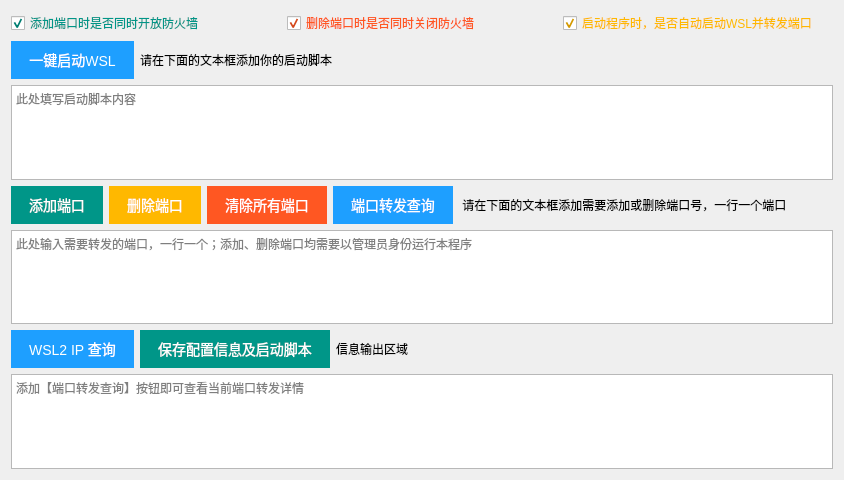
Qt form src/lib/wsl2.ui (itxq/wslm-gui) before a commit.
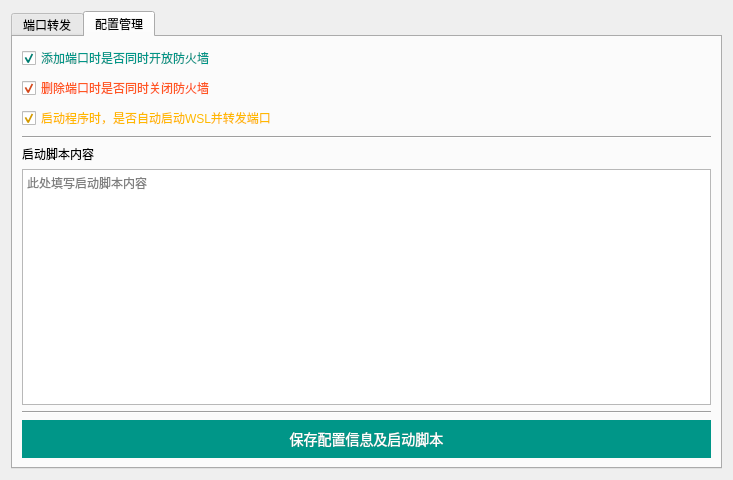
The same form after that commit. The open tabs and pages were chosen to show the change.

Commit message: UI调整

The edit to the form file:
```diff
--- a/src/lib/wsl2.ui
+++ b/src/lib/wsl2.ui
@@ -9,77 +9,47 @@
    <rect>
     <x>0</x>
     <y>0</y>
-    <width>844</width>
+    <width>733</width>
     <height>480</height>
    </rect>
   </property>
+  <property name="minimumSize">
+   <size>
+    <width>733</width>
+    <height>480</height>
+   </size>
+  </property>
   <property name="windowTitle">
    <string>WSL2端口自动转发器</string>
   </property>
-  <layout class="QHBoxLayout" name="horizontalLayout_5">
+  <property name="autoFillBackground">
+   <bool>true</bool>
+  </property>
+  <property name="styleSheet">
+   <string notr="true"/>
+  </property>
+  <layout class="QHBoxLayout" name="horizontalLayout_3">
+   <item>
+    <widget class="QTabWidget" name="tabWidget">
+     <property name="autoFillBackground">
+      <bool>true</bool>
+     </property>
+     <property name="styleSheet">
+      <string notr="true"/>
+     </property>
+     <property name="currentIndex">
+      <number>0</number>
+     </property>
+     <widget class="QWidget" name="tab">
+      <property name="styleSheet">
+       <string notr="true"/>
+      </property>
+      <attribute name="title">
+       <string>端口转发</string>
+      </attribute>
+      <layout class="QVBoxLayout" name="verticalLayout_3">
    <item>
     <layout class="QVBoxLayout" name="verticalLayout">
-     <item>
-      <layout class="QHBoxLayout" name="horizontalLayout">
-       <item>
-        <widget class="QCheckBox" name="fire_wall_open">
-         <property name="cursor">
-          <cursorShape>PointingHandCursor</cursorShape>
-         </property>
-         <property name="styleSheet">
-          <string notr="true">color: #009688;
-font: 75 12pt &quot;Agency FB&quot;;</string>
-         </property>
-         <property name="text">
-          <string>添加端口时是否同时开放防火墙</string>
-         </property>
-         <property name="checked">
-          <bool>true</bool>
-         </property>
-        </widget>
-       </item>
-       <item>
-        <widget class="QCheckBox" name="fire_wall_close">
-         <property name="cursor">
-          <cursorShape>PointingHandCursor</cursorShape>
-         </property>
-         <property name="styleSheet">
-          <string notr="true">color: #FF5722;
-font: 75 12pt &quot;Agency FB&quot;;</string>
-         </property>
-         <property name="text">
-          <string>删除端口时是否同时关闭防火墙</string>
-         </property>
-         <property name="checked">
-          <bool>true</bool>
-         </property>
-         <property name="tristate">
-          <bool>false</bool>
-         </property>
-        </widget>
-       </item>
-       <item>
-        <widget class="QCheckBox" name="auto_start_wsl">
-         <property name="cursor">
-          <cursorShape>PointingHandCursor</cursorShape>
-         </property>
-         <property name="styleSheet">
-          <string notr="true">color: #FFB800;
-font: 75 12pt &quot;Agency FB&quot;;</string>
-         </property>
-         <property name="text">
-          <string>启动程序时，是否自动启动WSL并转发端口</string>
-         </property>
-         <property name="checked">
-          <bool>true</bool>
-         </property>
-         <property name="tristate">
-          <bool>false</bool>
-         </property>
-        </widget>
-       </item>
-      </layout>
-     </item>
      <item>
       <layout class="QHBoxLayout" name="horizontalLayout_2">
        <item>
@@ -120,36 +90,6 @@
         </widget>
        </item>
        <item>
-        <widget class="QLabel" name="label">
-         <property name="sizePolicy">
-          <sizepolicy hsizetype="Preferred" vsizetype="Preferred">
-           <horstretch>0</horstretch>
-           <verstretch>0</verstretch>
-          </sizepolicy>
-         </property>
-         <property name="text">
-          <string>请在下面的文本框添加你的启动脚本</string>
-         </property>
-        </widget>
-       </item>
-      </layout>
-     </item>
-     <item>
-      <widget class="QPlainTextEdit" name="bat_text">
-       <property name="sizePolicy">
-        <sizepolicy hsizetype="Preferred" vsizetype="Preferred">
-         <horstretch>0</horstretch>
-         <verstretch>0</verstretch>
-        </sizepolicy>
-       </property>
-       <property name="placeholderText">
-        <string>此处填写启动脚本内容</string>
-       </property>
-      </widget>
-     </item>
-     <item>
-      <layout class="QHBoxLayout" name="horizontalLayout_3">
-       <item>
         <widget class="QPushButton" name="port_add">
          <property name="sizePolicy">
           <sizepolicy hsizetype="Fixed" vsizetype="Fixed">
@@ -270,36 +210,6 @@
         </widget>
        </item>
        <item>
-        <widget class="QLabel" name="label_2">
-         <property name="sizePolicy">
-          <sizepolicy hsizetype="Preferred" vsizetype="Preferred">
-           <horstretch>0</horstretch>
-           <verstretch>0</verstretch>
-          </sizepolicy>
-         </property>
-         <property name="text">
-          <string> 请在下面的文本框添加需要添加或删除端口号，一行一个端口</string>
-         </property>
-        </widget>
-       </item>
-      </layout>
-     </item>
-     <item>
-      <widget class="QPlainTextEdit" name="port_text">
-       <property name="sizePolicy">
-        <sizepolicy hsizetype="Preferred" vsizetype="Preferred">
-         <horstretch>0</horstretch>
-         <verstretch>0</verstretch>
-        </sizepolicy>
-       </property>
-       <property name="placeholderText">
-        <string>此处输入需要转发的端口，一行一个；添加、删除端口均需要以管理员身份运行本程序</string>
-       </property>
-      </widget>
-     </item>
-     <item>
-      <layout class="QHBoxLayout" name="horizontalLayout_4">
-       <item>
         <widget class="QPushButton" name="get_wsl2_ip">
          <property name="sizePolicy">
           <sizepolicy hsizetype="Fixed" vsizetype="Fixed">
@@ -335,57 +245,21 @@
          </property>
         </widget>
        </item>
-       <item>
-        <widget class="QPushButton" name="save_settings">
-         <property name="sizePolicy">
-          <sizepolicy hsizetype="Fixed" vsizetype="Fixed">
-           <horstretch>0</horstretch>
-           <verstretch>0</verstretch>
-          </sizepolicy>
-         </property>
-         <property name="cursor">
-          <cursorShape>PointingHandCursor</cursorShape>
-         </property>
-         <property name="styleSheet">
-          <string notr="true">height: 38px;
-line-height: 38px;
-padding: 0 18px;
-background-color: #009688;
-color: #fff;
-white-space: nowrap;
-text-align: center;
-font-size: 14px;
-border: none;
-border-radius: 2px;
-cursor: pointer;
-border-radius: 100px;</string>
-         </property>
-         <property name="text">
-          <string>保存配置信息及启动脚本</string>
-         </property>
-         <property name="default">
-          <bool>false</bool>
-         </property>
-         <property name="flat">
-          <bool>false</bool>
-         </property>
-        </widget>
-       </item>
-       <item>
-        <widget class="QLabel" name="label_3">
-         <property name="sizePolicy">
-          <sizepolicy hsizetype="Preferred" vsizetype="Preferred">
-           <horstretch>0</horstretch>
-           <verstretch>0</verstretch>
-          </sizepolicy>
-         </property>
-         <property name="text">
-          <string>信息输出区域</string>
-         </property>
-        </widget>
-       </item>
-      </layout>
-     </item>
+          </layout>
+         </item>
+         <item>
+          <widget class="QPlainTextEdit" name="port_text">
+           <property name="sizePolicy">
+            <sizepolicy hsizetype="Preferred" vsizetype="Preferred">
+             <horstretch>0</horstretch>
+             <verstretch>0</verstretch>
+            </sizepolicy>
+           </property>
+           <property name="placeholderText">
+            <string>此处输入需要转发的端口，一行一个；添加、删除端口均需要以管理员身份运行本程序</string>
+           </property>
+          </widget>
+         </item>
      <item>
       <widget class="QPlainTextEdit" name="result_text">
        <property name="sizePolicy">
@@ -403,6 +277,165 @@
       </widget>
      </item>
     </layout>
+       </item>
+      </layout>
+     </widget>
+     <widget class="QWidget" name="tab_2">
+      <property name="cursor">
+       <cursorShape>ArrowCursor</cursorShape>
+      </property>
+      <property name="toolTip">
+       <string>&lt;html&gt;&lt;head/&gt;&lt;body&gt;&lt;p&gt;配置管理&lt;/p&gt;&lt;/body&gt;&lt;/html&gt;</string>
+      </property>
+      <property name="whatsThis">
+       <string>&lt;html&gt;&lt;head/&gt;&lt;body&gt;&lt;p&gt;配置管理&lt;/p&gt;&lt;/body&gt;&lt;/html&gt;</string>
+      </property>
+      <attribute name="title">
+       <string>配置管理</string>
+      </attribute>
+      <layout class="QHBoxLayout" name="horizontalLayout">
+       <item>
+        <layout class="QVBoxLayout" name="verticalLayout_2">
+         <item>
+          <widget class="QCheckBox" name="fire_wall_open">
+           <property name="cursor">
+            <cursorShape>PointingHandCursor</cursorShape>
+           </property>
+           <property name="styleSheet">
+            <string notr="true">color: #009688;
+font: 75 12pt &quot;Agency FB&quot;;</string>
+           </property>
+           <property name="text">
+            <string>添加端口时是否同时开放防火墙</string>
+           </property>
+           <property name="checked">
+            <bool>true</bool>
+           </property>
+          </widget>
+         </item>
+         <item>
+          <widget class="QCheckBox" name="fire_wall_close">
+           <property name="cursor">
+            <cursorShape>PointingHandCursor</cursorShape>
+           </property>
+           <property name="styleSheet">
+            <string notr="true">color: #FF5722;
+font: 75 12pt &quot;Agency FB&quot;;</string>
+           </property>
+           <property name="text">
+            <string>删除端口时是否同时关闭防火墙</string>
+           </property>
+           <property name="checked">
+            <bool>true</bool>
+           </property>
+           <property name="tristate">
+            <bool>false</bool>
+           </property>
+          </widget>
+         </item>
+         <item>
+          <widget class="QCheckBox" name="auto_start_wsl">
+           <property name="cursor">
+            <cursorShape>PointingHandCursor</cursorShape>
+           </property>
+           <property name="styleSheet">
+            <string notr="true">color:#FFB800;
+font: 75 12pt &quot;Agency FB&quot;;</string>
+           </property>
+           <property name="text">
+            <string>启动程序时，是否自动启动WSL并转发端口</string>
+           </property>
+           <property name="checked">
+            <bool>true</bool>
+           </property>
+           <property name="tristate">
+            <bool>false</bool>
+           </property>
+          </widget>
+         </item>
+         <item>
+          <widget class="Line" name="line">
+           <property name="orientation">
+            <enum>Qt::Horizontal</enum>
+           </property>
+          </widget>
+         </item>
+         <item>
+          <widget class="QLabel" name="label">
+           <property name="sizePolicy">
+            <sizepolicy hsizetype="Preferred" vsizetype="Fixed">
+             <horstretch>0</horstretch>
+             <verstretch>0</verstretch>
+            </sizepolicy>
+           </property>
+           <property name="text">
+            <string>启动脚本内容</string>
+           </property>
+          </widget>
+         </item>
+         <item>
+          <widget class="QPlainTextEdit" name="bat_text">
+           <property name="sizePolicy">
+            <sizepolicy hsizetype="Preferred" vsizetype="Preferred">
+             <horstretch>0</horstretch>
+             <verstretch>0</verstretch>
+            </sizepolicy>
+           </property>
+           <property name="placeholderText">
+            <string>此处填写启动脚本内容</string>
+           </property>
+          </widget>
+         </item>
+         <item>
+          <widget class="Line" name="line_2">
+           <property name="orientation">
+            <enum>Qt::Horizontal</enum>
+           </property>
+          </widget>
+         </item>
+         <item>
+          <widget class="QPushButton" name="save_settings">
+           <property name="sizePolicy">
+            <sizepolicy hsizetype="Preferred" vsizetype="Maximum">
+             <horstretch>0</horstretch>
+             <verstretch>0</verstretch>
+            </sizepolicy>
+           </property>
+           <property name="cursor">
+            <cursorShape>PointingHandCursor</cursorShape>
+           </property>
+           <property name="styleSheet">
+            <string notr="true">height: 38px;
+alternate-background-color: qlineargradient(spread:pad, x1:0, y1:1, x2:0, y2:0, stop:0 rgba(0, 0, 0, 255), stop:0.05 rgba(14, 8, 73, 255), stop:0.36 rgba(28, 17, 145, 255), stop:0.6 rgba(126, 14, 81, 255), stop:0.75 rgba(234, 11, 11, 255), stop:0.79 rgba(244, 70, 5, 255), stop:0.86 rgba(255, 136, 0, 255), stop:0.935 rgba(239, 236, 55, 255));
+selection-background-color: qradialgradient(spread:repeat, cx:0.5, cy:0.5, radius:0.077, fx:0.5, fy:0.5, stop:0 rgba(0, 169, 255, 147), stop:0.497326 rgba(0, 0, 0, 147), stop:1 rgba(0, 169, 255, 147));
+line-height: 38px;
+padding: 0 18px;
+background-color: #009688;
+color: #fff;
+white-space: nowrap;
+text-align: center;
+font-size: 14px;
+border: none;
+border-radius: 2px;
+cursor: pointer;
+border-radius: 100px;</string>
+           </property>
+           <property name="text">
+            <string>保存配置信息及启动脚本</string>
+           </property>
+           <property name="default">
+            <bool>false</bool>
+           </property>
+           <property name="flat">
+            <bool>false</bool>
+           </property>
+          </widget>
+         </item>
+        </layout>
+       </item>
+      </layout>
+     </widget>
+    </widget>
    </item>
   </layout>
  </widget>
```
Lines whose indentation alone changed are shown as unchanged.
